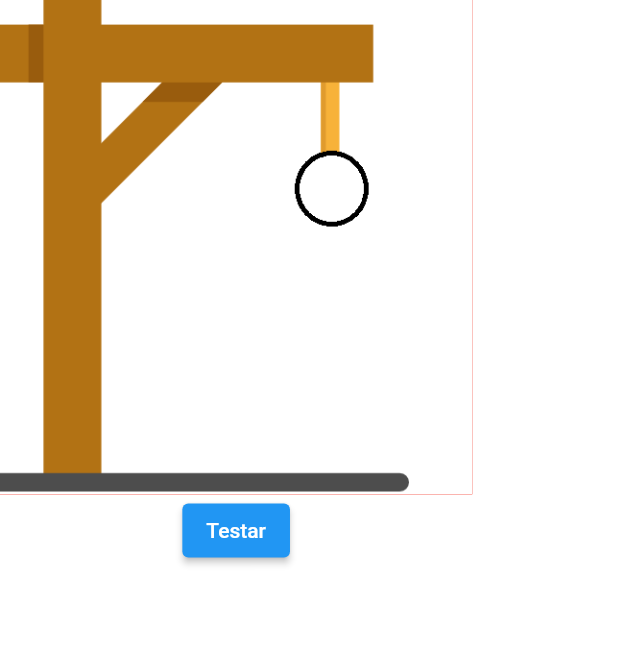
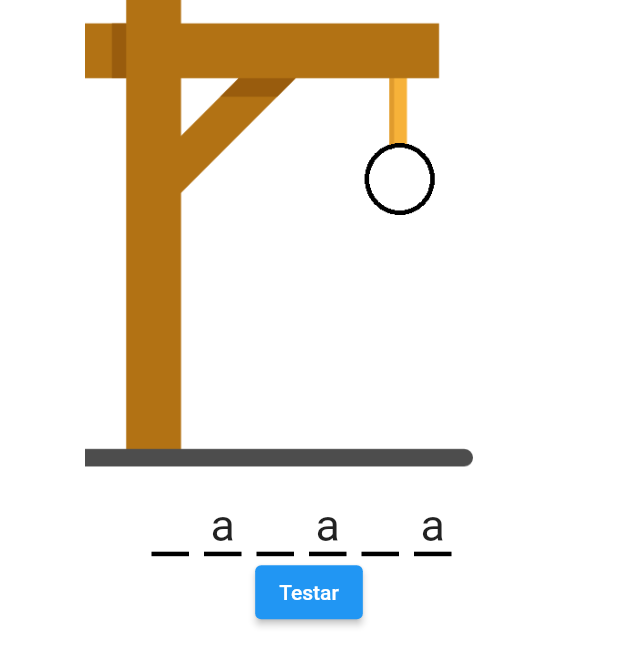
Before and after one commit to LeonMesquita/prod4_aval2_hang_game, a Flutter app: the screen it shows after launch, after a tap on "Testar", on a phone screen of 412 x 824 dp. Shown: the top 666 px of the screen. Run offline on Flutter 3.47's test engine with Material 2 defaults, Android fonts, the phone set to English and light mode, and no system bars; our stand-ins replace get.

Commit message:
lógica das letras

```diff
--- a/lib/controllers/game_controller.dart
+++ b/lib/controllers/game_controller.dart
@@ -3,10 +3,18 @@ import 'package:get/state_manager.dart';
 class GameController extends GetxController {
   RxInt imageNumber = 1.obs;
   RxString imagePath = 'assets/images/hang_images/forca1.png'.obs;
+  RxString choosedWord = 'banana'.obs;
+  RxString playerGuess = ''.obs;
 
   void changeImagePath() {
+    if (imageNumber.value == 8) {
+      return;
+    }
     imageNumber.value++;
-    int number = imageNumber.value + 1;
-    imagePath.value = 'assets/images/hang_images/forca${imageNumber}.png';
+    imagePath.value = 'assets/images/hang_images/forca$imageNumber.png';
+  }
+
+  void makeGuess(guess) {
+    playerGuess.value += guess;
   }
 }
--- a/lib/pages/game_page/game_page.dart
+++ b/lib/pages/game_page/game_page.dart
@@ -3,6 +3,7 @@ import 'package:flutter/src/foundation/key.dart';
 import 'package:flutter/src/widgets/framework.dart';
 import 'package:get/get.dart';
 import 'package:prod4_aval2_hang_game/controllers/game_controller.dart';
+import 'package:prod4_aval2_hang_game/widgets/dash.dart';
 
 class GamePage extends StatelessWidget {
   GamePage({Key? key}) : super(key: key);
@@ -13,24 +14,30 @@ class GamePage extends StatelessWidget {
 
   @override
   Widget build(BuildContext context) {
+    print('criou a tela!');
     return Scaffold(
       backgroundColor: Colors.white,
       body: SafeArea(
         child: Column(
           children: [
             Expanded(
-              flex: 4,
-              child: Container(
-                color: Colors.red,
-                child: Expanded(
-                  child: Obx(
-                    () => Image.asset(gameController.imagePath.value),
+              flex: 45,
+              child: Column(
+                children: [
+                  Expanded(
+                    child: Center(
+                      child: Obx(
+                        () => Image.asset(gameController.imagePath.value),
+                      ),
+                    ),
                   ),
-                ),
+                  const SizedBox(height: 20),
+                  Dashes(),
+                ],
               ),
             ),
             Expanded(
-              flex: 6,
+              flex: 55,
               child: Container(
                 //   color: Colors.blue,
                 child: Column(
@@ -38,6 +45,7 @@ class GamePage extends StatelessWidget {
                     ElevatedButton(
                         onPressed: () {
                           gameController.changeImagePath();
+                          gameController.makeGuess('a');
                         },
                         child: Text('Testar')),
                   ],
--- /dev/null
+++ b/lib/widgets/dash.dart
@@ -0,0 +1,56 @@
+import 'package:flutter/material.dart';
+import 'package:flutter/src/foundation/key.dart';
+import 'package:flutter/src/widgets/framework.dart';
+import 'package:get/get.dart';
+
+import '../controllers/game_controller.dart';
+
+class Dashes extends StatefulWidget {
+  Dashes({Key? key}) : super(key: key);
+
+  @override
+  State<Dashes> createState() => _DashesState();
+}
+
+class _DashesState extends State<Dashes> {
+  final gameController = Get.find<GameController>();
+
+  @override
+  Widget build(BuildContext context) {
+    final word = gameController.choosedWord.value;
+    final dashesList = List<Dashe>.generate(
+      word.length,
+      (index) => Dashe(letter: word[index]),
+    );
+    return Wrap(
+      children: dashesList,
+    );
+  }
+}
+
+class Dashe extends StatelessWidget {
+  String letter;
+  Dashe({Key? key, required this.letter}) : super(key: key);
+  final gameController = Get.find<GameController>();
+  @override
+  Widget build(BuildContext context) {
+    return Padding(
+      padding: const EdgeInsets.only(right: 10),
+      child: Column(
+        children: [
+          Obx(
+            () => Text(
+              gameController.playerGuess.value.contains(letter) ? letter : '',
+              style: TextStyle(fontSize: 30),
+            ),
+          ),
+          Container(
+            width: 25,
+            height: 3,
+            color: Colors.black,
+          ),
+        ],
+      ),
+    );
+  }
+}
```
